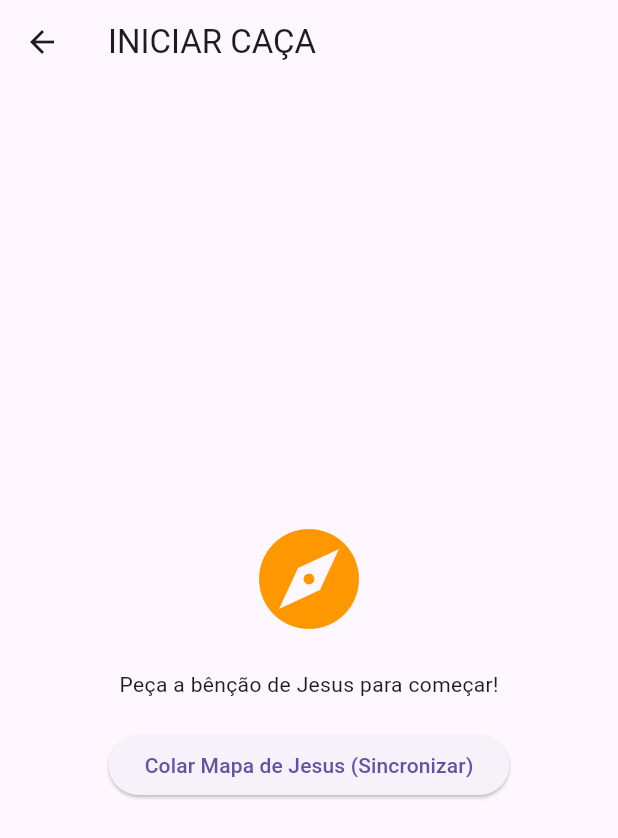
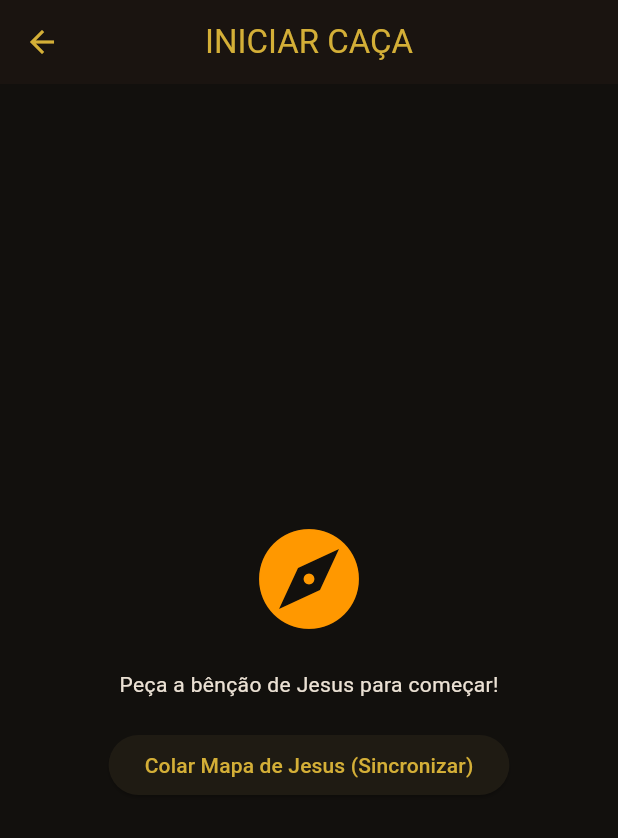
Before and after one commit to HonoravelMacho/matmon, a Flutter app: the screen it shows after launch, after a tap on "CAÇADOR", on a phone screen of 412 x 824 dp. Shown: the top 838 px of the screen. Run offline on Flutter 3.47's test engine with Material 3 defaults, Android fonts, the phone set to English and light mode, and no system bars; our stand-ins replace hive, hive_flutter, qr_flutter; missing offline and left inert: mobile_scanner; accounts and stored records are empty.

Commit message:
feat: inicialização assíncrona com Hive e tema visual MATMON
- Registro dos adapters e carregamento dos projetos antes do runApp
- Tema escuro/dourado (ouro #D4AF37, vermelho selo #B22222)

```diff
--- a/lib/main.dart
+++ b/lib/main.dart
@@ -1,10 +1,62 @@
 import 'package:flutter/material.dart';
+import 'package:hive_flutter/hive_flutter.dart';
 import 'package:provider/provider.dart';
+
+import 'data/hive/clue_adapter.dart';
+import 'data/hive/project_adapter.dart';
 import 'presentation/providers/game_provider.dart';
 import 'presentation/screens/home_screen.dart';
-void main() {
-  runApp(ChangeNotifierProvider(
-    create: (_) => GameProvider(),
-    child: MaterialApp(theme: ThemeData(useMaterial3: true), home: HomeScreen()),
-  ));
+
+Future<void> main() async {
+  WidgetsFlutterBinding.ensureInitialized();
+
+  // Inicializa o Hive para persistência local dos projetos
+  await Hive.initFlutter();
+  Hive.registerAdapter(ProjectAdapter());
+  Hive.registerAdapter(ClueAdapter());
+
+  final gameProvider = GameProvider();
+  await gameProvider.init();
+
+  runApp(
+    ChangeNotifierProvider.value(
+      value: gameProvider,
+      child: const MatmonApp(),
+    ),
+  );
 }
+
+class MatmonApp extends StatelessWidget {
+  const MatmonApp({super.key});
+
+  @override
+  Widget build(BuildContext context) {
+    return MaterialApp(
+      title: 'MATMON (מַטְמוֹן)',
+      debugShowCheckedModeBanner: false,
+      theme: ThemeData(
+        useMaterial3: true,
+        colorScheme: ColorScheme.fromSeed(
+          seedColor: const Color(0xFF8B6914),
+          brightness: Brightness.dark,
+        ).copyWith(
+          primary: const Color(0xFFD4AF37), // Ouro
+          secondary: const Color(0xFFB22222), // Vermelho selo
+          surface: const Color(0xFF1A1410),
+        ),
+        scaffoldBackgroundColor: const Color(0xFF12100D),
+        appBarTheme: const AppBarTheme(
+          backgroundColor: Color(0xFF1A1410),
+          foregroundColor: Color(0xFFD4AF37),
+          centerTitle: true,
+        ),
+        cardTheme: CardThemeData(
+          color: const Color(0xFF241E17),
+          elevation: 2,
+          shape: RoundedRectangleBorder(borderRadius: BorderRadius.circular(12)),
+        ),
+      ),
+      home: const HomeScreen(),
+    );
+  }
+}
```
